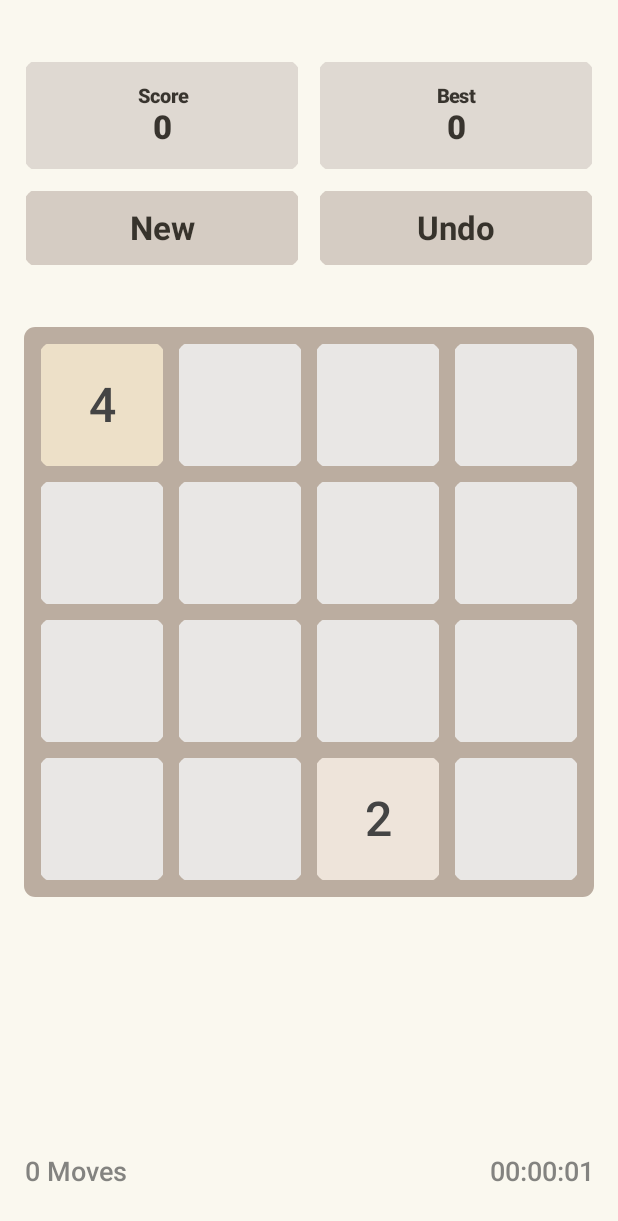
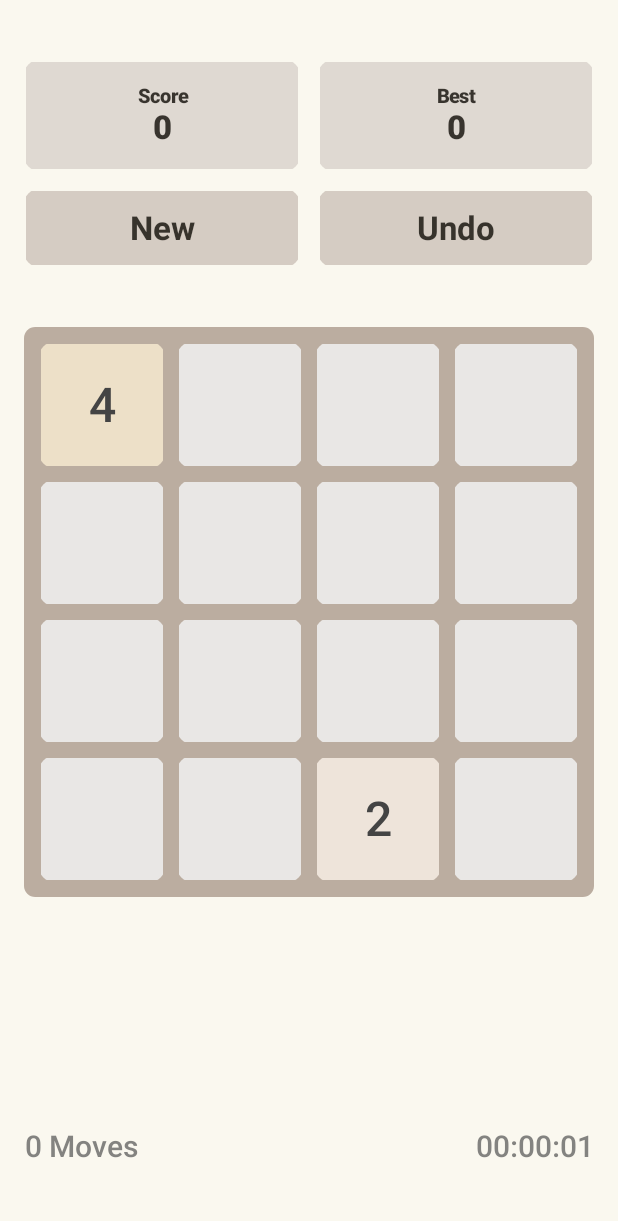
Before and after one commit to erkindilekci/2048, an Android app built with Jetpack Compose: the screen it shows after launch (MainActivity), on a phone screen of 412 x 824 dp. Shown: the top 1221 px of the screen. Run offline under Robolectric (Android 15) with nearby library versions, the phone set to English and light mode, and no system bars; our stand-ins replace accompanist.

Commit message:
Moves and time bug has been fixed.

```diff
--- a/app/build.gradle
+++ b/app/build.gradle
@@ -11,8 +11,8 @@ android {
         applicationId "com.erkindilekci.numbermaster"
         minSdk 24
         targetSdk 33
-        versionCode 1
-        versionName "1.0"
+        versionCode 2
+        versionName "1.0.1"
 
         testInstrumentationRunner "androidx.test.runner.AndroidJUnitRunner"
         vectorDrawables {
--- a/app/src/main/java/com/erkindilekci/numbermaster/ui/components/Footer.kt
+++ b/app/src/main/java/com/erkindilekci/numbermaster/ui/components/Footer.kt
@@ -50,7 +50,7 @@ fun Footer(
             text = stringResource(R.string.moves, moves),
             textAlign = TextAlign.Center,
             fontWeight = FontWeight.SemiBold,
-            fontSize = 18.sp,
+            fontSize = 20.sp,
             maxLines = 1,
             softWrap = false,
             color = if (isSystemInDarkTheme()) Color(0xFFEFEFEF) else Color.DarkGray
@@ -59,7 +59,7 @@ fun Footer(
             text = timeText,
             textAlign = TextAlign.Center,
             fontWeight = FontWeight.SemiBold,
-            fontSize = 18.sp,
+            fontSize = 20.sp,
             maxLines = 1,
             softWrap = false,
             color = if (isSystemInDarkTheme()) Color(0xFFEFEFEF) else Color.DarkGray
--- a/app/src/main/java/com/erkindilekci/numbermaster/ui/play/PlayScreen.kt
+++ b/app/src/main/java/com/erkindilekci/numbermaster/ui/play/PlayScreen.kt
@@ -72,7 +72,7 @@ fun PlayScreen(
                     modifier = Modifier.padding(horizontal = 16.dp)
                 )
 
-                Spacer(modifier = Modifier.height(16.dp))
+                Spacer(modifier = Modifier.height(32.dp))
             }
         }
     )
```
Also changed, not shown: app/src/main/ic_launcher-playstore.png, app/src/main/res/mipmap-hdpi/ic_launcher.png, app/src/main/res/mipmap-hdpi/ic_launcher_foreground.png, app/src/main/res/mipmap-hdpi/ic_launcher_round.png, app/src/main/res/mipmap-mdpi/ic_launcher.png, app/src/main/res/mipmap-mdpi/ic_launcher_foreground.png, app/src/main/res/mipmap-mdpi/ic_launcher_round.png, app/src/main/res/mipmap-xhdpi/ic_launcher.png, app/src/main/res/mipmap-xhdpi/ic_launcher_foreground.png, app/src/main/res/mipmap-xhdpi/ic_launcher_round.png, app/src/main/res/mipmap-xxhdpi/ic_launcher.png, app/src/main/res/mipmap-xxhdpi/ic_launcher_foreground.png, app/src/main/res/mipmap-xxhdpi/ic_launcher_round.png, app/src/main/res/mipmap-xxxhdpi/ic_launcher.png, 2 more files.
